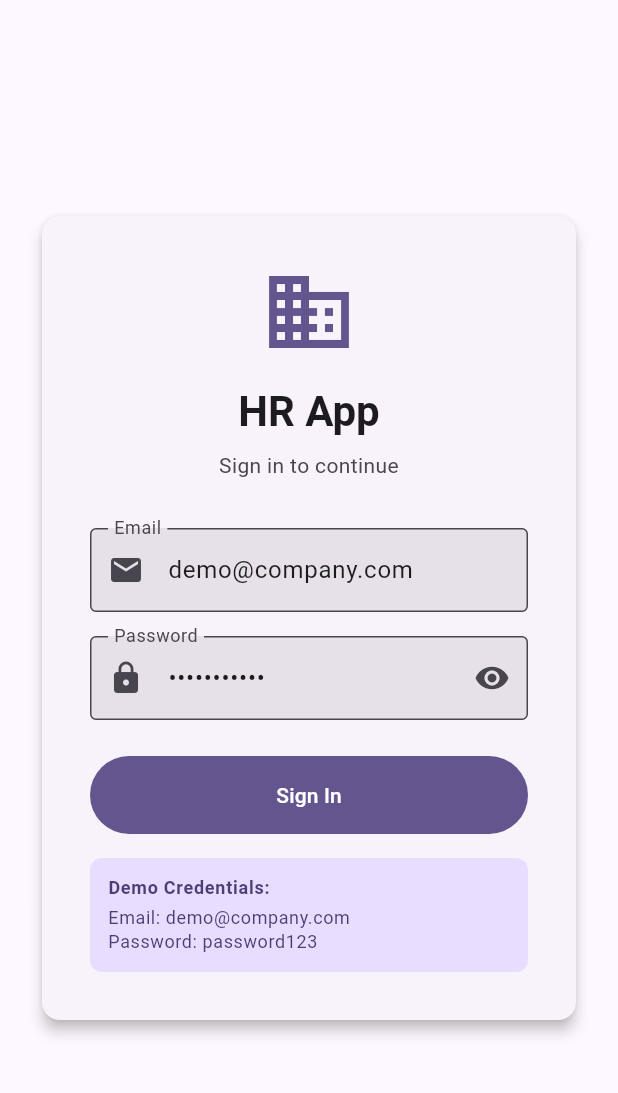
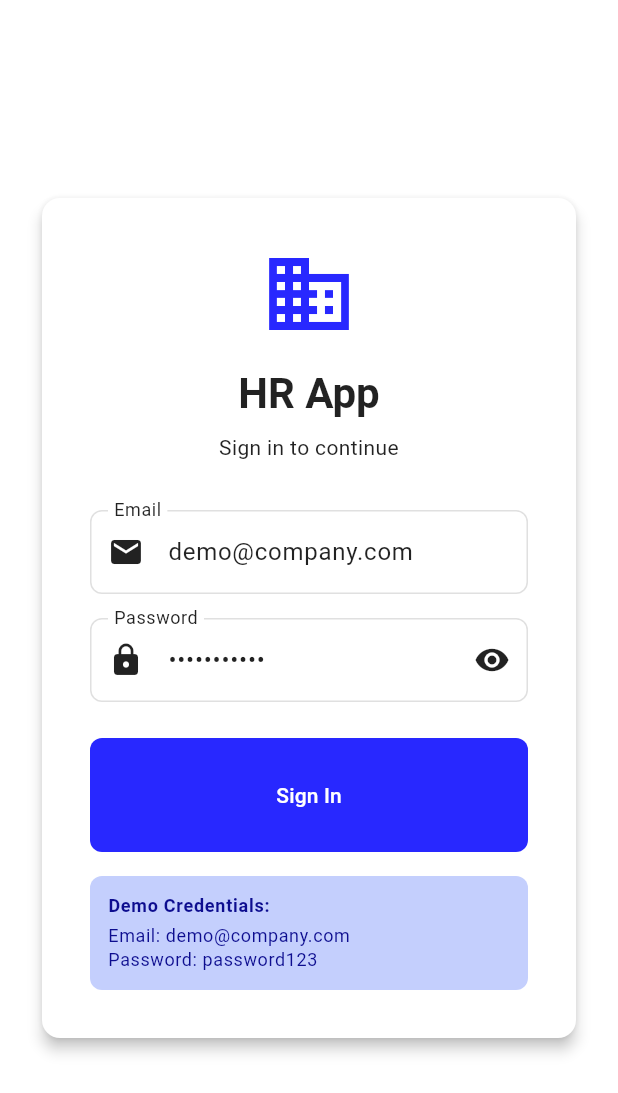
Before and after one commit to SauSonarDeloitte/internet_hub_flutter, a Flutter app: the screen it shows after launch, on a phone screen of 412 x 824 dp. Shown: the top 1093 px of the screen. Run offline on Flutter 3.47's test engine with Material 3 defaults, Android fonts, the phone set to English and light mode, and no system bars; our stand-ins replace equatable, flutter_bloc, get_it, go_router, hydrated_bloc, shared_preferences and 1 more; missing offline and left inert: talker_bloc_logger; statements that could not run were skipped.

Commit message:
Login design changes

```diff
--- /dev/null
+++ b/lib/core/colors/app_colors.dart
@@ -0,0 +1,15 @@
+import 'package:flutter/material.dart';
+
+/// App-wide color constants
+class AppColors {
+  AppColors._(); // Private constructor to prevent instantiation
+
+  // Primary colors
+  static const Color blue = Color.fromRGBO(40, 40, 255, 1);
+  static const Color darkBlue = Color.fromRGBO(13, 13, 143, 1);
+  static const Color lightBlue = Color.fromRGBO(196, 207, 253, 1);
+
+  // Background colors
+  static const Color white = Color(0xFFFFFFE5);
+  static const Color brightWhite = Color(0xFFFFFFFF);
+}
--- a/lib/features/auth/screens/login_screen.dart
+++ b/lib/features/auth/screens/login_screen.dart
@@ -2,6 +2,7 @@ import 'package:flutter/material.dart';
 import 'package:flutter_bloc/flutter_bloc.dart';
 import 'package:go_router/go_router.dart';
 import '../../../core/route/route_names.dart';
+import '../../../core/colors/app_colors.dart';
 import '../bloc/auth_bloc.dart';
 import '../bloc/auth_event.dart';
 import '../bloc/auth_state.dart';
@@ -46,16 +47,92 @@ class _LoginScreenState extends State<LoginScreen> {
     return Scaffold(
       body: LayoutBuilder(
         builder: (context, constraints) {
-          final isDesktop = constraints.maxWidth >= 768;
+          final isWeb = constraints.maxWidth >= 768;
 
+          if (isWeb) {
+            // Web layout: 1/4 blue gradient + 3/4 white with form
+            return Row(
+              children: [
+                // Left side: 1/4 width blue gradient
+                Expanded(
+                  flex: 1,
+                  child: Container(
+                    decoration: const BoxDecoration(
+                      gradient: LinearGradient(
+                        begin: Alignment.topLeft,
+                        end: Alignment.bottomRight,
+                        colors: [
+                          AppColors.darkBlue,
+                          AppColors.blue,
+                        ],
+                      ),
+                    ),
+                    child: Center(
+                      child: Column(
+                        mainAxisAlignment: MainAxisAlignment.center,
+                        children: [
+                          Icon(
+                            Icons.business,
+                            size: 80,
+                            color: AppColors.brightWhite,
+                          ),
+                          const SizedBox(height: 16),
+                          Text(
+                            'HR App',
+                            style: theme.textTheme.headlineLarge?.copyWith(
+                              color: AppColors.brightWhite,
+                              fontWeight: FontWeight.bold,
+                            ),
+                          ),
+                        ],
+                      ),
+                    ),
+                  ),
+                ),
+                // Right side: 3/4 width white area with login form
+                Expanded(
+                  flex: 3,
+                  child: Container(
+                    color: AppColors.brightWhite,
+                    child: Center(
+                      child: SingleChildScrollView(
+                        padding: const EdgeInsets.all(48),
+                        child: ConstrainedBox(
+                          constraints: const BoxConstraints(maxWidth: 450),
+                          child: _buildLoginForm(context, theme),
+                        ),
+                      ),
+                    ),
+                  ),
+                ),
+              ],
+            );
+          } else {
+            // Mobile layout: centered form with padding
             return Center(
               child: SingleChildScrollView(
                 padding: const EdgeInsets.all(24),
-              child: ConstrainedBox(
-                constraints: BoxConstraints(
-                  maxWidth: isDesktop ? 400 : double.infinity,
+                child: _buildLoginForm(context, theme),
               ),
-                child: BlocConsumer<AuthBloc, AuthState>(
+            );
+          }
+        },
+      ),
+      // Debug FAB - only visible in debug mode
+      floatingActionButton: DebugUtils.isDebugMode
+          ? FloatingActionButton(
+              onPressed: () {
+                context.push(RouteNames.talkerScreen);
+              },
+              tooltip: 'Developer Logs',
+              child: const Icon(Icons.bug_report),
+            )
+          : null,
+    );
+  }
+
+  Widget _buildLoginForm(BuildContext context, ThemeData theme) {
+    return BlocConsumer<AuthBloc, AuthState>(
       listener: (context, state) {
         if (state is AuthError) {
           ScaffoldMessenger.of(context).showSnackBar(
@@ -79,17 +156,21 @@ class _LoginScreenState extends State<LoginScreen> {
                 mainAxisSize: MainAxisSize.min,
                 crossAxisAlignment: CrossAxisAlignment.stretch,
                 children: [
-                              // Logo/Icon
+                  // Logo/Icon (only on mobile)
+                  if (MediaQuery.of(context).size.width < 768) ...[
                     Icon(
                       Icons.business,
                       size: 64,
                       color: theme.colorScheme.primary,
                     ),
                     const SizedBox(height: 16),
+                  ],
 
                   // Title
                   Text(
-                                'HR App',
+                    MediaQuery.of(context).size.width >= 768
+                        ? 'Welcome Back'
+                        : 'HR App',
                     style: theme.textTheme.headlineMedium?.copyWith(
                       fontWeight: FontWeight.bold,
                     ),
@@ -183,7 +264,7 @@ class _LoginScreenState extends State<LoginScreen> {
                   Container(
                     padding: const EdgeInsets.all(12),
                     decoration: BoxDecoration(
-                                  color: theme.colorScheme.primaryContainer,
+                      color: AppColors.lightBlue,
                       borderRadius: BorderRadius.circular(8),
                     ),
                     child: Column(
@@ -193,20 +274,20 @@ class _LoginScreenState extends State<LoginScreen> {
                           'Demo Credentials:',
                           style: theme.textTheme.labelMedium?.copyWith(
                             fontWeight: FontWeight.bold,
-                                        color: theme.colorScheme.onPrimaryContainer,
+                            color: AppColors.darkBlue,
                           ),
                         ),
                         const SizedBox(height: 4),
                         Text(
                           'Email: demo@company.com',
                           style: theme.textTheme.bodySmall?.copyWith(
-                                        color: theme.colorScheme.onPrimaryContainer,
+                            color: AppColors.darkBlue,
                           ),
                         ),
                         Text(
                           'Password: password123',
                           style: theme.textTheme.bodySmall?.copyWith(
-                                        color: theme.colorScheme.onPrimaryContainer,
+                            color: AppColors.darkBlue,
                           ),
                         ),
                       ],
@@ -218,22 +299,6 @@ class _LoginScreenState extends State<LoginScreen> {
           ),
         );
       },
-                ),
-              ),
-            ),
-          );
-        },
-      ),
-      // Debug FAB - only visible in debug mode
-      floatingActionButton: DebugUtils.isDebugMode
-          ? FloatingActionButton(
-              onPressed: () {
-                context.push(RouteNames.talkerScreen);
-              },
-              tooltip: 'Developer Logs',
-              child: const Icon(Icons.bug_report),
-            )
-          : null,
     );
   }
 }
--- a/lib/shared/theme/app_theme.dart
+++ b/lib/shared/theme/app_theme.dart
@@ -1,19 +1,33 @@
 import 'package:flutter/material.dart';
+import '../../core/colors/app_colors.dart';
 
 class AppTheme {
   static ThemeData get lightTheme {
     return ThemeData(
       useMaterial3: true,
-      colorScheme: ColorScheme.fromSeed(
-        seedColor: const Color(0xFF6750A4),
-        brightness: Brightness.light,
+      colorScheme: ColorScheme.light(
+        primary: AppColors.blue,
+        onPrimary: AppColors.brightWhite,
+        secondary: AppColors.darkBlue,
+        onSecondary: AppColors.brightWhite,
+        surface: AppColors.brightWhite,
+        onSurface: Colors.black87,
+        background: AppColors.brightWhite,
+        onBackground: Colors.black87,
+        error: Colors.red.shade700,
+        onError: AppColors.brightWhite,
       ),
-      appBarTheme: const AppBarTheme(
+      scaffoldBackgroundColor: AppColors.brightWhite,
+      appBarTheme: AppBarTheme(
         centerTitle: false,
         elevation: 0,
+        backgroundColor: AppColors.brightWhite,
+        foregroundColor: Colors.black87,
+        iconTheme: const IconThemeData(color: Colors.black87),
       ),
       cardTheme: CardThemeData(
         elevation: 2,
+        color: AppColors.brightWhite,
         shape: RoundedRectangleBorder(
           borderRadius: BorderRadius.circular(12),
         ),
@@ -22,7 +36,51 @@ class AppTheme {
         border: OutlineInputBorder(
           borderRadius: BorderRadius.circular(8),
         ),
+        enabledBorder: OutlineInputBorder(
+          borderRadius: BorderRadius.circular(8),
+          borderSide: BorderSide(color: Colors.grey.shade300),
+        ),
+        focusedBorder: OutlineInputBorder(
+          borderRadius: BorderRadius.circular(8),
+          borderSide: const BorderSide(color: AppColors.blue, width: 2),
+        ),
         filled: true,
+        fillColor: AppColors.brightWhite,
+      ),
+      elevatedButtonTheme: ElevatedButtonThemeData(
+        style: ElevatedButton.styleFrom(
+          backgroundColor: AppColors.blue,
+          foregroundColor: AppColors.brightWhite,
+          elevation: 2,
+          padding: const EdgeInsets.symmetric(horizontal: 24, vertical: 12),
+          shape: RoundedRectangleBorder(
+            borderRadius: BorderRadius.circular(8),
+          ),
+        ),
+      ),
+      filledButtonTheme: FilledButtonThemeData(
+        style: FilledButton.styleFrom(
+          backgroundColor: AppColors.blue,
+          foregroundColor: AppColors.brightWhite,
+          elevation: 0,
+          padding: const EdgeInsets.symmetric(horizontal: 24, vertical: 12),
+          shape: RoundedRectangleBorder(
+            borderRadius: BorderRadius.circular(8),
+          ),
+        ),
+      ),
+      textButtonTheme: TextButtonThemeData(
+        style: TextButton.styleFrom(
+          foregroundColor: AppColors.blue,
+          padding: const EdgeInsets.symmetric(horizontal: 16, vertical: 8),
+        ),
+      ),
+      iconTheme: const IconThemeData(
+        color: AppColors.blue,
+      ),
+      floatingActionButtonTheme: const FloatingActionButtonThemeData(
+        backgroundColor: AppColors.blue,
+        foregroundColor: AppColors.brightWhite,
       ),
     );
   }
@@ -30,16 +88,28 @@ class AppTheme {
   static ThemeData get darkTheme {
     return ThemeData(
       useMaterial3: true,
-      colorScheme: ColorScheme.fromSeed(
-        seedColor: const Color(0xFF6750A4),
-        brightness: Brightness.dark,
+      colorScheme: ColorScheme.dark(
+        primary: AppColors.blue,
+        onPrimary: AppColors.brightWhite,
+        secondary: AppColors.darkBlue,
+        onSecondary: AppColors.brightWhite,
+        surface: Colors.grey.shade900,
+        onSurface: Colors.white,
+        background: Colors.black,
+        onBackground: Colors.white,
+        error: Colors.red.shade400,
+        onError: Colors.black,
       ),
-      appBarTheme: const AppBarTheme(
+      appBarTheme: AppBarTheme(
         centerTitle: false,
         elevation: 0,
+        backgroundColor: Colors.grey.shade900,
+        foregroundColor: Colors.white,
+        iconTheme: const IconThemeData(color: Colors.white),
       ),
       cardTheme: CardThemeData(
         elevation: 2,
+        color: Colors.grey.shade900,
         shape: RoundedRectangleBorder(
           borderRadius: BorderRadius.circular(12),
         ),
@@ -48,7 +118,51 @@ class AppTheme {
         border: OutlineInputBorder(
           borderRadius: BorderRadius.circular(8),
         ),
+        enabledBorder: OutlineInputBorder(
+          borderRadius: BorderRadius.circular(8),
+          borderSide: BorderSide(color: Colors.grey.shade700),
+        ),
+        focusedBorder: OutlineInputBorder(
+          borderRadius: BorderRadius.circular(8),
+          borderSide: const BorderSide(color: AppColors.blue, width: 2),
+        ),
         filled: true,
+        fillColor: Colors.grey.shade800,
+      ),
+      elevatedButtonTheme: ElevatedButtonThemeData(
+        style: ElevatedButton.styleFrom(
+          backgroundColor: AppColors.blue,
+          foregroundColor: AppColors.brightWhite,
+          elevation: 2,
+          padding: const EdgeInsets.symmetric(horizontal: 24, vertical: 12),
+          shape: RoundedRectangleBorder(
+            borderRadius: BorderRadius.circular(8),
+          ),
+        ),
+      ),
+      filledButtonTheme: FilledButtonThemeData(
+        style: FilledButton.styleFrom(
+          backgroundColor: AppColors.blue,
+          foregroundColor: AppColors.brightWhite,
+          elevation: 0,
+          padding: const EdgeInsets.symmetric(horizontal: 24, vertical: 12),
+          shape: RoundedRectangleBorder(
+            borderRadius: BorderRadius.circular(8),
+          ),
+        ),
+      ),
+      textButtonTheme: TextButtonThemeData(
+        style: TextButton.styleFrom(
+          foregroundColor: AppColors.blue,
+          padding: const EdgeInsets.symmetric(horizontal: 16, vertical: 8),
+        ),
+      ),
+      iconTheme: const IconThemeData(
+        color: AppColors.blue,
+      ),
+      floatingActionButtonTheme: const FloatingActionButtonThemeData(
+        backgroundColor: AppColors.blue,
+        foregroundColor: AppColors.brightWhite,
       ),
     );
   }
```
Also changed, not shown: 3 other files. Lines whose indentation alone changed are shown as unchanged.
